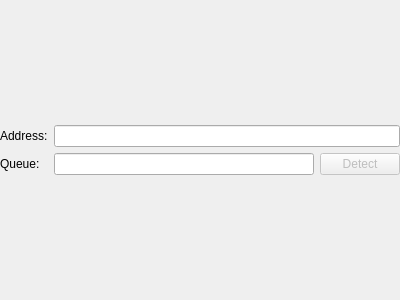
Qt form add-printer/ChooseLpd.ui (KDE/print-manager) before a commit.
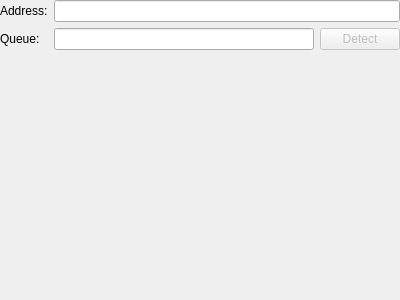
The same form after that commit. Custom widgets are drawn as their Qt base class.

Patch:
```diff
--- a/add-printer/ChooseLpd.ui
+++ b/add-printer/ChooseLpd.ui
@@ -17,9 +17,6 @@
    </sizepolicy>
   </property>
   <layout class="QFormLayout" name="formLayout">
-   <property name="formAlignment">
-    <set>Qt::AlignLeading|Qt::AlignLeft|Qt::AlignVCenter</set>
-   </property>
    <property name="margin">
     <number>0</number>
    </property>
```
